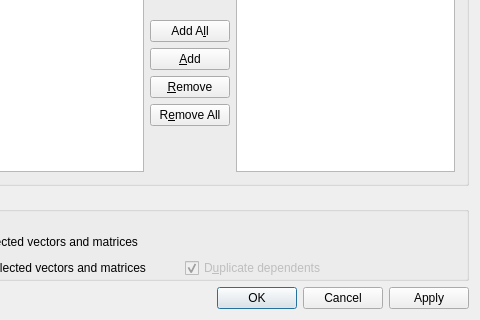
Kst-plot/kst, file src/libkstapp/changefiledialog.ui: the form before one commit; both pictures show x 100 to 580 and y 130 to 450 of the 580 by 450 pixel window.
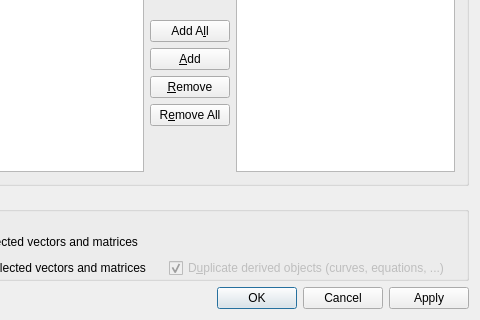
The form after the commit. Custom widgets are drawn as their Qt base class.

Commit message: Start fixing the change data file bug. Not 100% complete yet. It works for curves at least, but has to be checked for data objects. Matrices not handled yet. Also fix some small issues along the way, and change one UI string...

```diff
--- a/src/libkstapp/changefiledialog.ui
+++ b/src/libkstapp/changefiledialog.ui
@@ -263,7 +263,7 @@
            <bool>false</bool>
           </property>
           <property name="text">
-           <string>D&amp;uplicate dependents</string>
+           <string>D&amp;uplicate derived objects (curves, equations, ...)</string>
           </property>
           <property name="checked">
            <bool>true</bool>
```
The commit also changes 2 other files.
